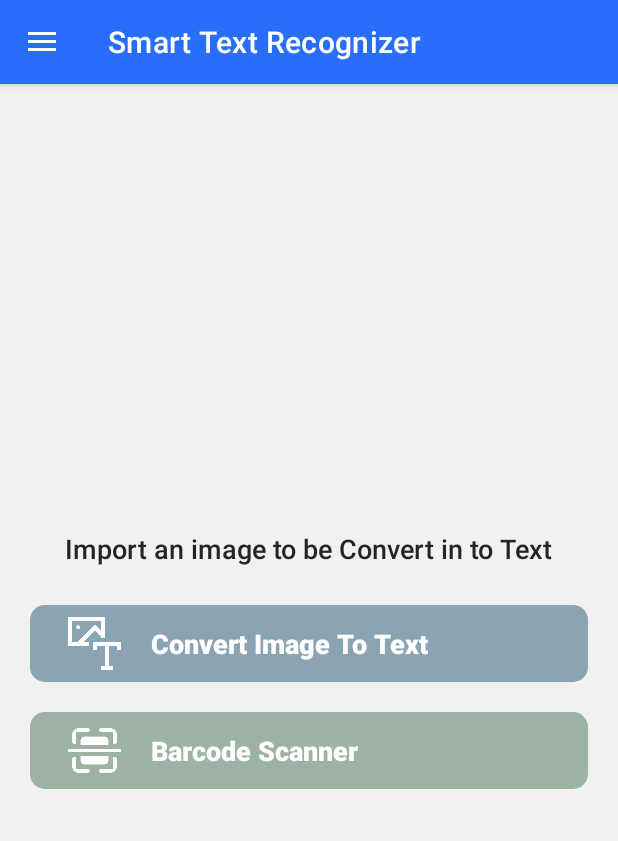
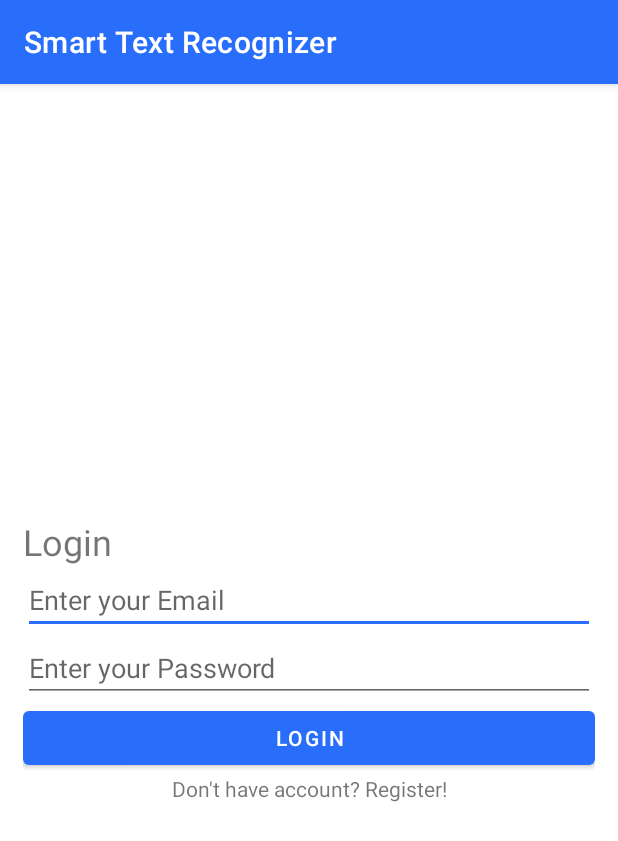
Before and after one commit to abhishekvadodariya/Smart-Text-Recognizer, an Android app: the screen it shows after launch (MainActivity before the commit, LoginActivity after it), on a phone screen of 412 x 824 dp. Shown: the top 841 px of the screen. Run offline under Robolectric (Android 15) with nearby library versions, the phone set to English and light mode, and no system bars; our stand-ins replace Firebase (no records; nobody signed in at launch, a user with empty details on screens opened directly).

Commit message:
Add Login Signup and Splash Screen

```diff
--- /dev/null
+++ b/app/src/main/java/uk/ac/tees/aad/b1065781/LoginActivity.java
@@ -0,0 +1,101 @@
+package uk.ac.tees.aad.b1065781;
+
+import androidx.appcompat.app.AppCompatActivity;
+
+import android.content.Context;
+import android.content.SharedPreferences;
+import android.os.Bundle;
+import android.content.Intent;
+import android.text.TextUtils;
+import android.view.View;
+import android.widget.ProgressBar;
+import android.widget.TextView;
+import android.widget.Toast;
+import android.widget.EditText;
+import android.widget.Button;
+
+import com.google.firebase.auth.FirebaseAuth;
+
+public class LoginActivity extends AppCompatActivity {
+
+    private EditText tvEmail, tvPass;
+    private TextView tvRegistration;
+    private Button Btn;
+    private ProgressBar mProgressbar;
+    private FirebaseAuth mAuth;
+
+    public static final String SHARED_PREFS = "shared_prefs";
+    public static final String EMAIL_KEY = "email_key";
+    public static final String PASSWORD_KEY = "password_key";
+    SharedPreferences sharedpreferences;
+    String email, password;
+
+
+    @Override
+    protected void onCreate(Bundle savedInstanceState) {
+        super.onCreate(savedInstanceState);
+        setContentView(R.layout.activity_login);
+        mAuth = FirebaseAuth.getInstance();
+
+        tvEmail = findViewById(R.id.email);
+        tvPass = findViewById(R.id.password);
+        tvRegistration = findViewById(R.id.registration);
+        Btn = findViewById(R.id.login);
+        mProgressbar = findViewById(R.id.progressBar);
+
+        sharedpreferences = getSharedPreferences(SHARED_PREFS, Context.MODE_PRIVATE);
+
+        Btn.setOnClickListener(v -> userLogin());
+        tvRegistration.setOnClickListener(v -> startActivity(new Intent(LoginActivity.this, RegistrationActivity.class)));
+    }
+
+    private void userLogin() {
+
+        mProgressbar.setVisibility(View.VISIBLE);
+
+        String mEmail, mPassword;
+        mEmail = tvEmail.getText().toString();
+        mPassword = tvPass.getText().toString();
+
+        if (TextUtils.isEmpty(mEmail)) {
+            Toast.makeText(getApplicationContext(),
+                            "Please enter email",
+                            Toast.LENGTH_LONG)
+                    .show();
+            return;
+        }
+
+        if (TextUtils.isEmpty(mPassword)) {
+            Toast.makeText(getApplicationContext(),
+                            "Please enter password",
+                            Toast.LENGTH_LONG)
+                    .show();
+            return;
+        }
+
+        mAuth.signInWithEmailAndPassword(mEmail, mPassword)
+                .addOnCompleteListener(
+                        task -> {
+                            if (task.isSuccessful()) {
+                                Toast.makeText(getApplicationContext(),
+                                                "Login successful",
+                                                Toast.LENGTH_LONG)
+                                        .show();
+                                mProgressbar.setVisibility(View.GONE);
+                                SharedPreferences.Editor editor = sharedpreferences.edit();
+                                editor.putString(EMAIL_KEY, tvEmail.getText().toString());
+                                editor.putString(PASSWORD_KEY, tvPass.getText().toString());
+                                editor.apply();
+
+                                startActivity(new Intent(LoginActivity.this,
+                                        MainActivity.class));
+                            } else {
+                                Toast.makeText(getApplicationContext(),
+                                                "Something went wrong",
+                                                Toast.LENGTH_LONG)
+                                        .show();
+                                mProgressbar.setVisibility(View.GONE);
+                            }
+                        });
+    }
+}
--- a/app/src/main/java/uk/ac/tees/aad/b1065781/SelectImageActivity.java
+++ b/app/src/main/java/uk/ac/tees/aad/b1065781/SelectImageActivity.java
@@ -73,5 +73,6 @@ public class SelectImageActivity extends AppCompatActivity {
         super.onActivityResult(requestCode, resultCode, data);
         Bundle bundle = data.getExtras();
         Bitmap bitmap = (Bitmap) bundle.get("data");
+
     }
 }
--- a/app/src/main/java/uk/ac/tees/aad/b1065781/SplashScreen.java
+++ b/app/src/main/java/uk/ac/tees/aad/b1065781/SplashScreen.java
@@ -2,27 +2,43 @@ package uk.ac.tees.aad.b1065781;
 
 import androidx.appcompat.app.AppCompatActivity;
 
+import android.content.Context;
 import android.content.Intent;
+import android.content.SharedPreferences;
 import android.os.Bundle;
 import android.os.Handler;
 
 
 public class SplashScreen extends AppCompatActivity {
 
+    public static final String SHARED_PREFS = "shared_prefs";
+    public static final String EMAIL_KEY = "email_key";
+    public static final String PASSWORD_KEY = "password_key";
+    SharedPreferences sharedpreferences;
+    String email, password;
     @Override
     protected void onCreate(Bundle savedInstanceState) {
         super.onCreate(savedInstanceState);
         setContentView(R.layout.activity_splash_screen);
+
+        sharedpreferences = getSharedPreferences(SHARED_PREFS, Context.MODE_PRIVATE);
+        email = sharedpreferences.getString(EMAIL_KEY, null);
+        password = sharedpreferences.getString(PASSWORD_KEY, null);
+
+
 
         new Handler().postDelayed(new Runnable() {
 
 
             @Override
             public void run() {
-                Intent i = new Intent(SplashScreen.this, MainActivity.class);
-                startActivity(i);
+                if(email!=null&&password!=null&&!email.isEmpty() && !password.isEmpty()){
+                    startActivity(new Intent(SplashScreen.this,MainActivity.class));
+                }else {
+                    startActivity(new Intent(SplashScreen.this, LoginActivity.class));
+                }
                 finish();
             }
-        }, 5000);
+        }, 3000);
     }
 }
--- /dev/null
+++ b/app/src/main/res/layout/activity_login.xml
@@ -0,0 +1,62 @@
+<?xml version="1.0" encoding="utf-8"?>
+<androidx.constraintlayout.widget.ConstraintLayout xmlns:android="http://schemas.android.com/apk/res/android"
+    xmlns:app="http://schemas.android.com/apk/res-auto"
+    xmlns:tools="http://schemas.android.com/tools"
+    android:layout_width="match_parent"
+    android:layout_height="match_parent"
+    tools:context=".LoginActivity">
+
+    <LinearLayout
+
+
+        android:layout_width="match_parent"
+        android:layout_height="match_parent"
+        android:gravity="center_vertical"
+        android:orientation="vertical"
+        android:padding="15dp"
+        tools:context=".LoginActivity">
+
+        <TextView
+            android:layout_width="wrap_content"
+            android:layout_height="wrap_content"
+            android:text="Login"
+            android:textSize="@dimen/font_size_xlarge" />
+
+        <EditText
+            android:id="@+id/email"
+            android:layout_width="match_parent"
+            android:layout_height="wrap_content"
+            android:hint="Enter your Email" />
+
+        <!-- Edit text for password -->
+        <EditText
+            android:id="@+id/password"
+            android:layout_width="match_parent"
+            android:layout_height="wrap_content"
+            android:hint="Enter your Password"
+            android:inputType="textPassword" />
+
+        <Button
+            android:id="@+id/login"
+            android:layout_width="match_parent"
+            android:layout_height="wrap_content"
+            android:text="Login" />
+
+        <ProgressBar
+            android:id="@+id/progressBar"
+            android:layout_width="wrap_content"
+            android:layout_height="wrap_content"
+            android:visibility="gone"
+            android:layout_gravity="center"
+            />
+
+        <TextView
+            android:id="@+id/registration"
+            android:layout_width="match_parent"
+            android:layout_height="wrap_content"
+            android:textAlignment="center"
+            android:text="Don't have account? Register!"/>
+    </LinearLayout>
+
+
+</androidx.constraintlayout.widget.ConstraintLayout>
--- a/app/src/main/res/menu/activity_main_drawer.xml
+++ b/app/src/main/res/menu/activity_main_drawer.xml
@@ -16,5 +16,10 @@
             android:id="@+id/nav_slideshow"
             android:icon="@drawable/ic_menu_slideshow"
             android:title="@string/menu_slideshow" />
+
+        <item
+            android:id="@+id/navLogin"
+            android:icon="@drawable/ic_menu_slideshow"
+            android:title="Logout" />
     </group>
 </menu>
```
Also changed, not shown: app/src/main/java/uk/ac/tees/aad/b1065781/MainActivity.java (+36 -2 lines), app/src/main/java/uk/ac/tees/aad/b1065781/RegistrationActivity.java (added, +97 -0 lines), app/src/main/res/layout/activity_registration.xml (added, +49 -0 lines), app/src/main/res/drawable/logo.png (added), 1 other file.
